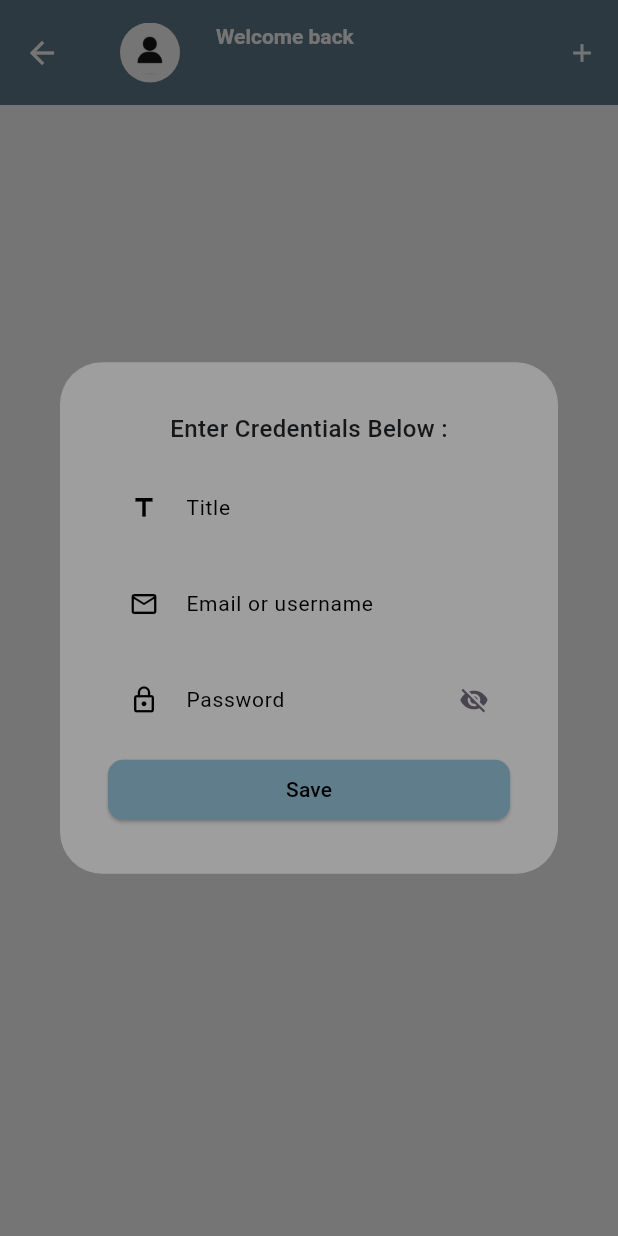
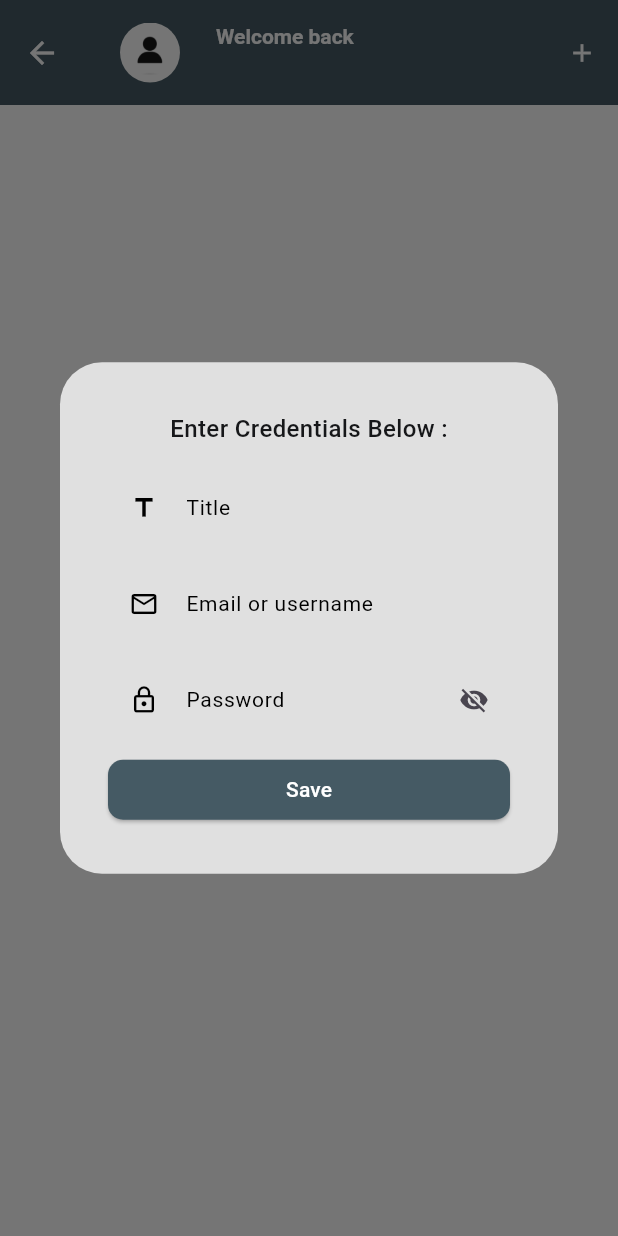
Before and after one commit to piyushkarmacharya/pass_guard, a Flutter app: the HomePage screen opened by its route, after a tap on the "add" icon, on a phone screen of 412 x 824 dp. Run offline on Flutter 3.47's test engine with Material 3 defaults, Android fonts, the phone set to English and light mode, and no system bars; our stand-ins replace flutter_secure_storage, local_auth, sqflite; accounts and stored records are empty; Roboto replaces fonts that are missing (DMSans).

Commit message:
change background color

```diff
--- a/lib/main.dart
+++ b/lib/main.dart
@@ -17,8 +17,8 @@ class MyApp extends StatelessWidget {
         primaryColor: Colors.blueGrey.shade700,
         scaffoldBackgroundColor: Colors.blueGrey.shade700,
         useMaterial3: true,
-        appBarTheme: const AppBarTheme(
-            backgroundColor: Colors.blueGrey,
+        appBarTheme: AppBarTheme(
+            backgroundColor: Colors.blueGrey.shade700,
             iconTheme: IconThemeData(
               color: Color(0xFFFFFFFF),
             ),
--- a/lib/pages/homepage.dart
+++ b/lib/pages/homepage.dart
@@ -105,7 +105,7 @@ class _HomePageState extends State<HomePage> {
                       builder: (context) {
                         return StatefulBuilder(builder: (context, setState) {
                           return Dialog(
-                            backgroundColor: Colors.grey,
+                            backgroundColor: Colors.grey.shade300,
                             child: Padding(
                               padding: const EdgeInsets.all(32.0),
                               child: Column(
@@ -218,7 +218,8 @@ class _HomePageState extends State<HomePage> {
                                             shape: RoundedRectangleBorder(
                                                 borderRadius:
                                                     BorderRadius.circular(10)),
-                                            backgroundColor: Colors.blueGrey),
+                                            backgroundColor:
+                                                Colors.blueGrey.shade700),
                                         onPressed: () {
                                           credentialsTable.create(
                                               title: titleCtr.text,
@@ -229,7 +230,7 @@ class _HomePageState extends State<HomePage> {
                                         },
                                         child: const Text(
                                           "Save",
-                                          style: TextStyle(color: Colors.black),
+                                          style: TextStyle(color: Colors.white),
                                         )),
                                   )
                                 ],
--- a/lib/widgets/credential_card.dart
+++ b/lib/widgets/credential_card.dart
@@ -268,7 +268,7 @@ class _CredentialCardState extends State<CredentialCard> {
       padding: const EdgeInsets.fromLTRB(8.0, 8, 8, 0),
       child: Card(
         shape: RoundedRectangleBorder(borderRadius: BorderRadius.circular(16)),
-        color: Colors.white70,
+        color: Colors.grey.shade300,
         elevation: 10,
         child: Row(
           children: [
@@ -340,7 +340,7 @@ class _CredentialCardState extends State<CredentialCard> {
                             return AlertDialog(
                               shape: RoundedRectangleBorder(
                                   borderRadius: BorderRadius.circular(16)),
-                              backgroundColor: Colors.grey,
+                              backgroundColor: Colors.grey.shade300,
                               title: Text(
                                   "Delete credentials for ${credential.title}?",
                                   style: const TextStyle(
```
